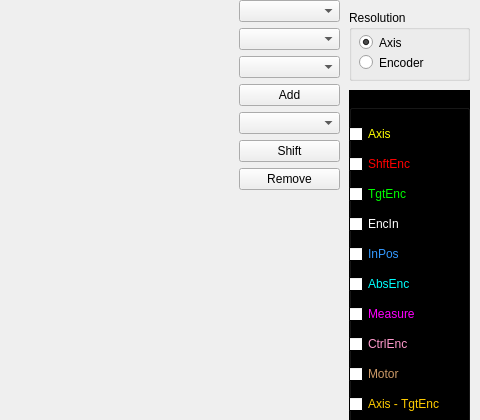
First picture: the form in src/ui_icepapcms/qt_designer_files/dialogcurves.ui, repository MaxIV-KitsControls/app-cells-icepapcms, before the edit; both pictures show x 161 to 641 and y 0 to 420 of the 641 by 666 pixel window.
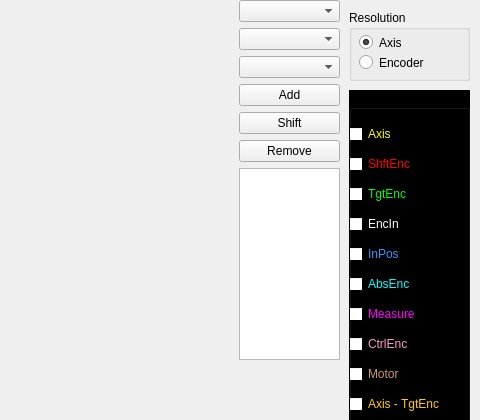
Second picture: the form after the edit.

Commit message: combo managment, new listwidget, color management and curves management

The edit to the form file:
```diff
--- a/src/ui_icepapcms/qt_designer_files/dialogcurves.ui
+++ b/src/ui_icepapcms/qt_designer_files/dialogcurves.ui
@@ -1376,9 +1376,6 @@
       </property>
      </widget>
     </item>
-    <item>
-     <widget class="QComboBox" name="cbCurves"/>
-    </item>
     <item>
      <widget class="QPushButton" name="btnShift">
       <property name="text">
@@ -1393,6 +1390,9 @@
       </property>
      </widget>
     </item>
+    <item>
+     <widget class="QListWidget" name="listCurves"/>
+    </item>
     <item>
      <spacer name="verticalSpacer">
       <property name="orientation">
```
Left out of the diff: 2 changed lines with no effect on the pictures. The commit also changes 25 other files.
